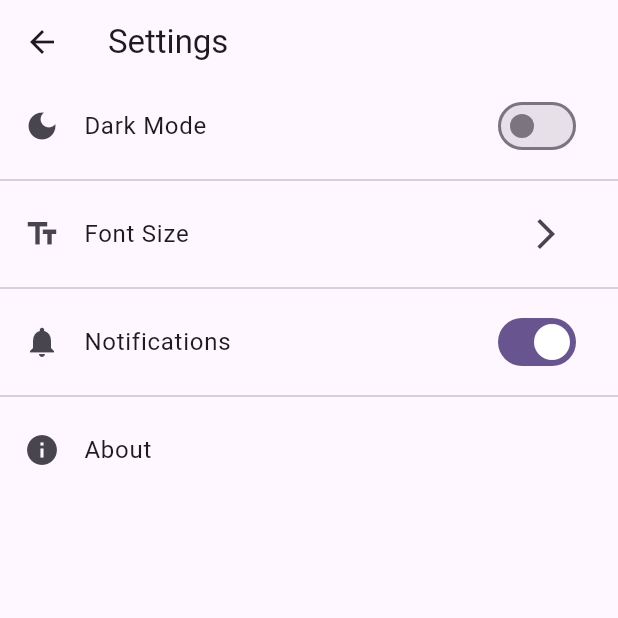
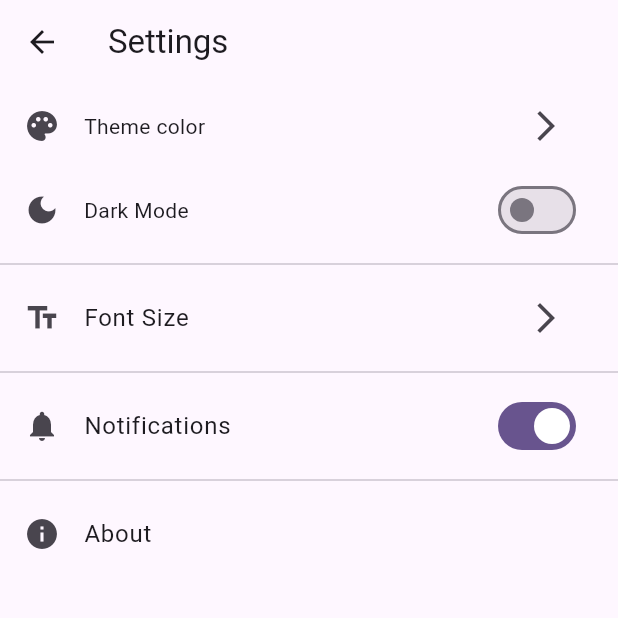
Before and after one commit to RhapsodySiu/shadowing_reader, a Flutter app: the screen it shows after launch, after a tap on the "settings" icon, on a phone screen of 412 x 824 dp, the top half of it. Run offline on Flutter 3.47's test engine with Material 3 defaults, Android fonts, the phone set to English and light mode, and no system bars; our stand-ins replace file_picker, video_player.

Commit message:
feat: add provider

```diff
--- a/lib/main.dart
+++ b/lib/main.dart
@@ -1,11 +1,18 @@
 import 'package:flutter/material.dart';
+import 'package:provider/provider.dart';
+import 'package:shadowing_reader/notifiers/theme_notifier.dart';
 import 'pages/dashboard_page.dart';
 import 'pages/home_page.dart';
 import 'pages/settings_page.dart';
 
 void main() {
   WidgetsFlutterBinding.ensureInitialized();
-  runApp(const MyApp());
+  runApp(
+    ChangeNotifierProvider(
+      create: (context) => ThemeNotifier(),
+      child: const MyApp(),
+    ),
+  );
 }
 
 class MyApp extends StatefulWidget {
@@ -35,11 +42,11 @@ class _MyAppState extends State<MyApp> {
 
   @override
   Widget build(BuildContext context) {
+    return Consumer<ThemeNotifier>(builder: (context, themeNotifier, child) {
       return MaterialApp(
         title: 'Flutter Demo',
-      theme: ThemeData(
-        colorScheme: ColorScheme.fromSeed(seedColor: _currentSeedColor),
-        useMaterial3: true,
+        theme: (themeNotifier.isDarkMode ? ThemeData.dark() : ThemeData.light()).copyWith(
+          colorScheme: ColorScheme.fromSeed(seedColor: themeNotifier.currentSeedColor),
         ),
         initialRoute: '/',
         routes: {
@@ -51,5 +58,6 @@ class _MyAppState extends State<MyApp> {
           '/dashboard': (context) => const DashboardPage(),
         },
       );
+    });
   }
 }
--- /dev/null
+++ b/lib/notifiers/theme_notifier.dart
@@ -0,0 +1,19 @@
+import 'package:flutter/material.dart';
+
+class ThemeNotifier extends ChangeNotifier {
+  bool _isDarkMode = false;
+  Color _currentSeedColor = Colors.deepPurple;
+
+  bool get isDarkMode => _isDarkMode;
+  Color get currentSeedColor => _currentSeedColor;
+
+  void toggleTheme() {
+    _isDarkMode = !_isDarkMode;
+    notifyListeners();
+  }
+
+  void updateSeedColor(Color color) {
+    _currentSeedColor = color;
+    notifyListeners();
+  }
+}
--- a/lib/pages/settings_page.dart
+++ b/lib/pages/settings_page.dart
@@ -1,10 +1,14 @@
 import 'package:flutter/material.dart';
+import 'package:provider/provider.dart';
+import 'package:shadowing_reader/notifiers/theme_notifier.dart';
 
 class SettingsPage extends StatelessWidget {
   const SettingsPage({super.key});
 
   @override
   Widget build(BuildContext context) {
+    final textStyle = Theme.of(context).textTheme.bodyMedium;
+
     return Scaffold(
       appBar: AppBar(
         title: const Text('Settings'),
@@ -12,12 +16,27 @@ class SettingsPage extends StatelessWidget {
       body: ListView(
         children: [
           ListTile(
+              leading: const Icon(Icons.palette),
+              title: Text(
+                'Theme color',
+                style: textStyle,
+              ),
+              trailing: IconButton(
+                  icon: const Icon(Icons.arrow_forward_ios),
+                  onPressed: () {
+                    showTheemeColorDialog(context);
+                  })),
+          ListTile(
             leading: const Icon(Icons.dark_mode),
-            title: const Text('Dark Mode'),
-            trailing: Switch(
-              value: false,
-              onChanged: (value) {
-                // TODO: Implement dark mode toggle
+            title: Text('Dark Mode', style: textStyle),
+            trailing: Consumer<ThemeNotifier>(
+              builder: (context, themeNotifier, child) {
+                return Switch(
+                  value: themeNotifier.isDarkMode,
+                  onChanged: (value) {
+                    themeNotifier.toggleTheme();
+                  },
+                );
               },
             ),
           ),
@@ -55,4 +74,35 @@ class SettingsPage extends StatelessWidget {
       ),
     );
   }
+
+  Widget buildThemeColorOption(
+      BuildContext context, String title, Color color) {
+    return ListTile(
+      title: Text(title),
+      onTap: () {
+        Provider.of<ThemeNotifier>(context, listen: false)
+            .updateSeedColor(color);
+        Navigator.of(context).pop();
+      },
+    );
+  }
+
+  void showTheemeColorDialog(BuildContext context) {
+    showDialog(
+        context: context,
+        builder: (BuildContext context) {
+          return AlertDialog(
+            title: const Text('Select Theme Color'),
+            content: Column(
+              children: [
+                buildThemeColorOption(
+                    context, 'Purple Theme', Colors.deepPurple),
+                buildThemeColorOption(context, 'Green Theme', Colors.green),
+                buildThemeColorOption(context, 'Blue Theme', Colors.blue),
+                buildThemeColorOption(context, 'Red Theme', Colors.red),
+              ],
+            ),
+          );
+        });
+  }
 }
--- a/pubspec.yaml
+++ b/pubspec.yaml
@@ -39,6 +39,7 @@ dependencies:
   video_player: ^2.9.2
   cross_file: ^0.3.4+2
   web: ^1.1.0
+  provider: ^6.1.2
 
 dev_dependencies:
   flutter_test:
```
Also changed, not shown: lib/notifiers/auth_notifier.dart (added, +17 -0 lines), lib/shadow_video_player.dart (+0 -24 lines), pubspec.lock. Lines whose indentation alone changed are shown as unchanged.
